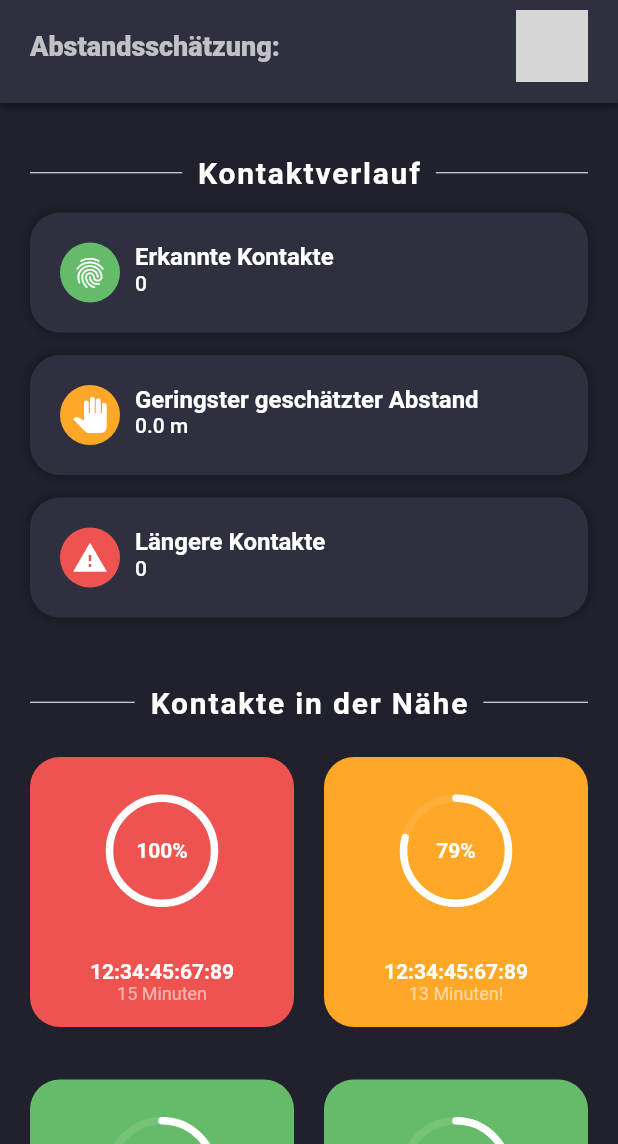
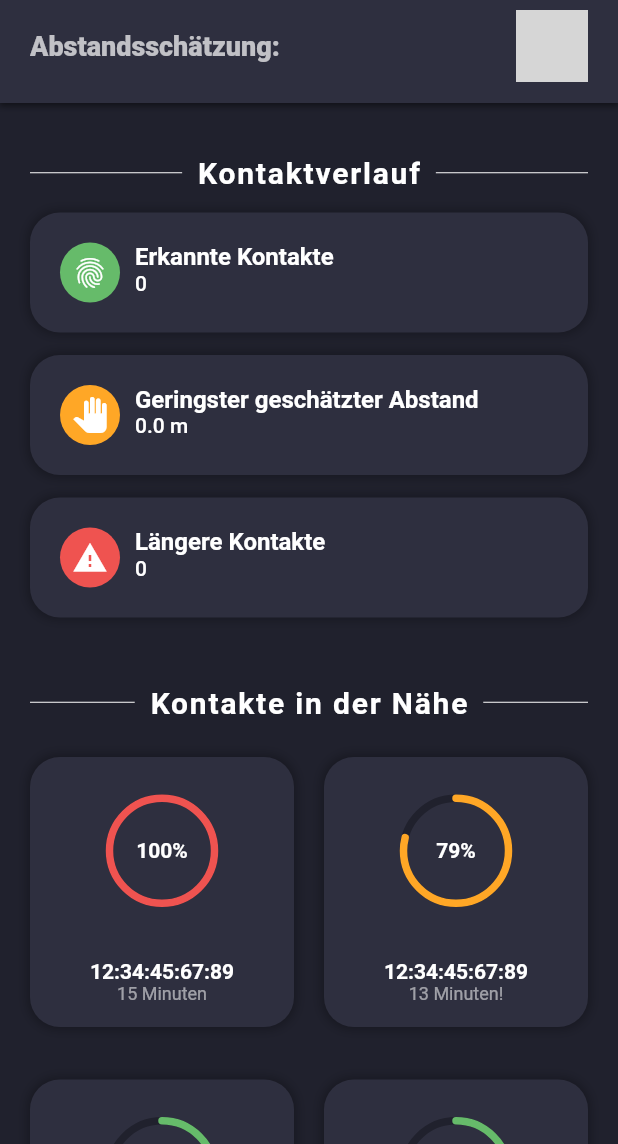
Before and after one commit to tuc0w/NOVID-19, a Flutter app: the screen it shows after launch, on a phone screen of 412 x 824 dp, the part 92-1236 px from its top. Run offline on Flutter 3.47's test engine with Material 2 defaults, Android fonts, the phone set to English and light mode, and no system bars; drawn by our look-alikes of percent_indicator; our stand-ins replace moor, moor_flutter, permission_handler; missing offline and left inert: flutter_ble_lib, xlive_switch; generated files the repository leaves out were written again; grey boxes are pictures that could not be loaded.

Commit message:
Change activity card style

```diff
--- a/lib/main.dart
+++ b/lib/main.dart
@@ -153,6 +153,8 @@ class _NOVIDState extends State<NOVID> with SingleTickerProviderStateMixin {
                                             ),
                                             XlivSwitch(
                                                 value: scannerState,
+                                                activeColor: DarkColors.success,
+                                                unActiveColor: DarkColors.danger,
                                                 onChanged: (bool state) {
                                                     setState(() {
                                                         scannerState = state;
@@ -275,7 +277,9 @@ class _NOVIDState extends State<NOVID> with SingleTickerProviderStateMixin {
                                                     Row(
                                                         children: <Widget>[
                                                             ActivityCard(
-                                                                cardColor: DarkColors.danger,
+                                                                cardColor: DarkColors.secondary,
+                                                                progressPrimaryColor: DarkColors.danger,
+                                                                progressSecondaryColor: DarkColors.primary,
                                                                 loadingPercent: 1,
                                                                 title: '12:34:45:67:89',
                                                                 subtitle: '15 Minuten',
@@ -284,7 +288,9 @@ class _NOVIDState extends State<NOVID> with SingleTickerProviderStateMixin {
                                                                 width: 20.0
                                                             ),
                                                             ActivityCard(
-                                                                cardColor: DarkColors.warning,
+                                                                cardColor: DarkColors.secondary,
+                                                                progressPrimaryColor: DarkColors.warning,
+                                                                progressSecondaryColor: DarkColors.primary,
                                                                 loadingPercent: 0.79,
                                                                 title: '12:34:45:67:89',
                                                                 subtitle: '13 Minuten!',
@@ -295,7 +301,9 @@ class _NOVIDState extends State<NOVID> with SingleTickerProviderStateMixin {
                                                     Row(
                                                         children: <Widget>[
                                                             ActivityCard(
-                                                                cardColor: DarkColors.success,
+                                                                cardColor: DarkColors.secondary,
+                                                                progressPrimaryColor: DarkColors.success,
+                                                                progressSecondaryColor: DarkColors.primary,
                                                                 loadingPercent: 0.39,
                                                                 title: '12:34:45:67:89',
                                                                 subtitle: '6 Minuten',
@@ -304,7 +312,9 @@ class _NOVIDState extends State<NOVID> with SingleTickerProviderStateMixin {
                                                                 width: 20.0
                                                             ),
                                                             ActivityCard(
-                                                                cardColor: DarkColors.success,
+                                                                cardColor: DarkColors.secondary,
+                                                                progressPrimaryColor: DarkColors.success,
+                                                                progressSecondaryColor: DarkColors.primary,
                                                                 loadingPercent: 0.3,
                                                                 title: '12:34:45:67:89',
                                                                 subtitle: '5 Minuten!',
--- a/lib/widgets/activity_card.dart
+++ b/lib/widgets/activity_card.dart
@@ -3,12 +3,16 @@ import 'package:percent_indicator/percent_indicator.dart';
 
 class ActivityCard extends StatelessWidget {
     final Color cardColor;
+    final Color progressPrimaryColor;
+    final Color progressSecondaryColor;
     final double loadingPercent;
     final String title;
     final String subtitle;
 
     ActivityCard({
         this.cardColor,
+        this.progressPrimaryColor,
+        this.progressSecondaryColor,
         this.loadingPercent,
         this.title,
         this.subtitle,
@@ -25,6 +29,13 @@ class ActivityCard extends StatelessWidget {
                 decoration: BoxDecoration(
                     color: cardColor,
                     borderRadius: BorderRadius.circular(20.0),
+                    boxShadow: [
+                        BoxShadow(
+                            color: Colors.black45.withOpacity(0.3),
+                            spreadRadius: 1,
+                            blurRadius: 6
+                        ),
+                    ]
                 ),
                 child: Column(
                     mainAxisAlignment: MainAxisAlignment.spaceBetween,
@@ -38,8 +49,8 @@ class ActivityCard extends StatelessWidget {
                                 percent: loadingPercent,
                                 lineWidth: 5.0,
                                 circularStrokeCap: CircularStrokeCap.round,
-                                backgroundColor: Colors.white10,
-                                progressColor: Colors.white,
+                                backgroundColor: progressSecondaryColor,
+                                progressColor: progressPrimaryColor,
                                 center: Text(
                                     '${(loadingPercent*100).round()}%',
                                     style: TextStyle(
```
